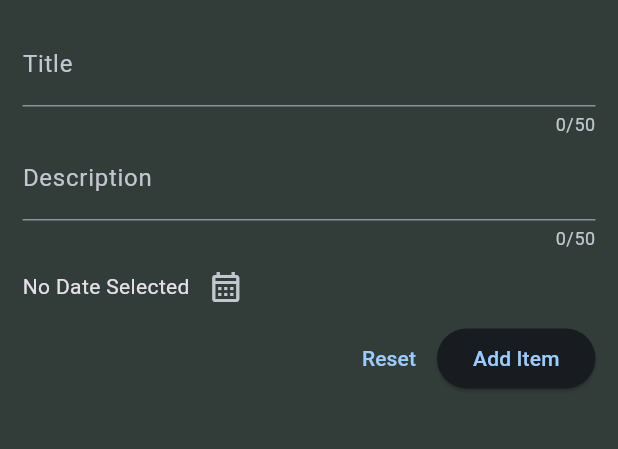
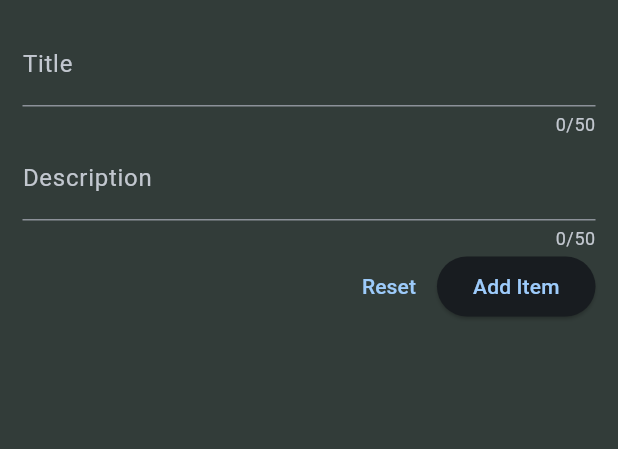
Before and after one commit to AtharvaParadkar/Todo-App, a Flutter app: the screen it shows after launch, after a tap on the "add" icon, on a phone screen of 412 x 824 dp, the part 84-533 px from its top. Run offline on Flutter 3.47's test engine with Material 3 defaults, Android fonts, the phone set to English and light mode, and no system bars.

Commit message:
Remove Date

```diff
--- a/lib/modal/todomodal.dart
+++ b/lib/modal/todomodal.dart
@@ -4,11 +4,7 @@ final formatter = DateFormat.yMd();
 
 class Todo {
   final String title, description;
-  final DateTime date;
 
-  Todo({required this.title, required this.description, required this.date});
+  Todo({required this.title, required this.description});
 
-  String get formattedDate {
-    return formatter.format(date);
-  }
 }
--- a/lib/widgets/new_todo.dart
+++ b/lib/widgets/new_todo.dart
@@ -1,5 +1,4 @@
 import 'package:flutter/material.dart';
-import 'package:todo_app/modal/todomodal.dart';
 
 class NewTodo extends StatefulWidget {
   const NewTodo({super.key});
@@ -12,24 +11,6 @@ class _NewTodoState extends State<NewTodo> {
   @override
   Widget build(BuildContext context) {
     final formKey = GlobalKey<FormState>();
-
-    DateTime? selectedDate;
-
-    void presentDatePicker() async {
-      final now = DateTime.now(),
-          lastDate = DateTime(now.year + 5, now.month, now.day);
-
-      final pickedDate = await showDatePicker(
-        context: context,
-        firstDate: now,
-        lastDate: lastDate,
-        initialDate: now,
-      );
-
-      setState(() {
-        selectedDate = pickedDate;
-      });
-    }
 
     return Scaffold(
       appBar: AppBar(
@@ -56,19 +37,6 @@ class _NewTodoState extends State<NewTodo> {
                 onSaved: (value) {},
               ),
               Row(
-                children: [
-                  Text(
-                    selectedDate == null
-                        ? 'No Date Selected'
-                        : formatter.format(selectedDate!),
-                  ),
-                  IconButton(
-                    onPressed: presentDatePicker,
-                    icon: const Icon(Icons.calendar_month_outlined),
-                  ),
-                ],
-              ),
-              Row(
                 mainAxisAlignment: MainAxisAlignment.end,
                 children: [
                   TextButton(
--- a/lib/widgets/todolist.dart
+++ b/lib/widgets/todolist.dart
@@ -14,7 +14,6 @@ class _TodoListState extends State<TodoList> {
     Todo(
       title: 'title',
       description: 'description',
-      date: DateTime.now(),
     ),
   ];
   @override
@@ -38,21 +37,11 @@ class _TodoListState extends State<TodoList> {
                 child: Column(
                   crossAxisAlignment: CrossAxisAlignment.start,
                   children: [
-                    Row(
-                      children: [
-                        Text(
-                          _todoList[i].title,
-                          style: const TextStyle(
-                              fontSize: 20, color: Colors.white),
-                        ),
-                        const Spacer(),
-                        Text(
-                          _todoList[i].formattedDate,
-                          style: const TextStyle(
-                              fontSize: 18, color: Colors.white),
-                        ),
-                      ],
+                    Text(
+                      _todoList[i].title,
+                      style: const TextStyle(fontSize: 20, color: Colors.white),
                     ),
+                    const SizedBox(height: 5),
                     Text(
                       _todoList[i].description,
                       style: const TextStyle(fontSize: 16, color: Colors.grey),
```
